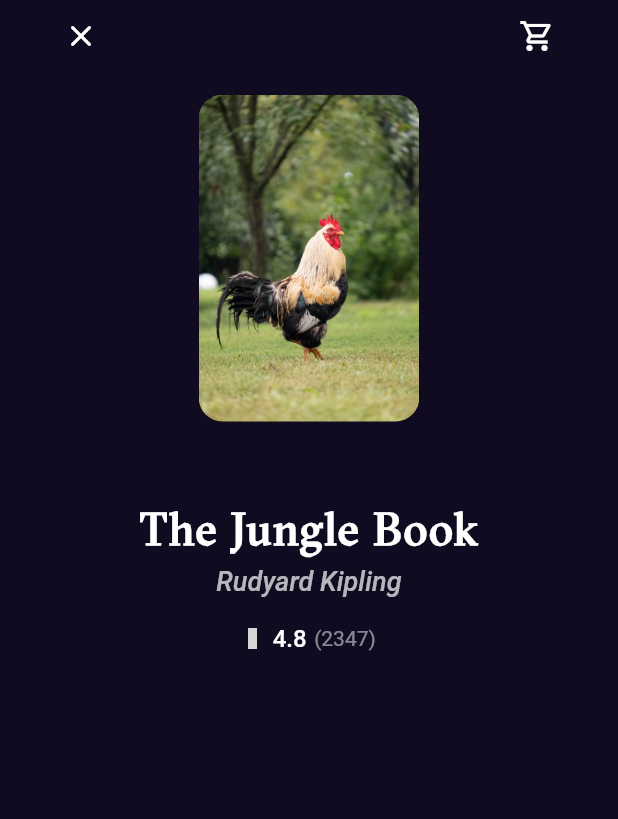
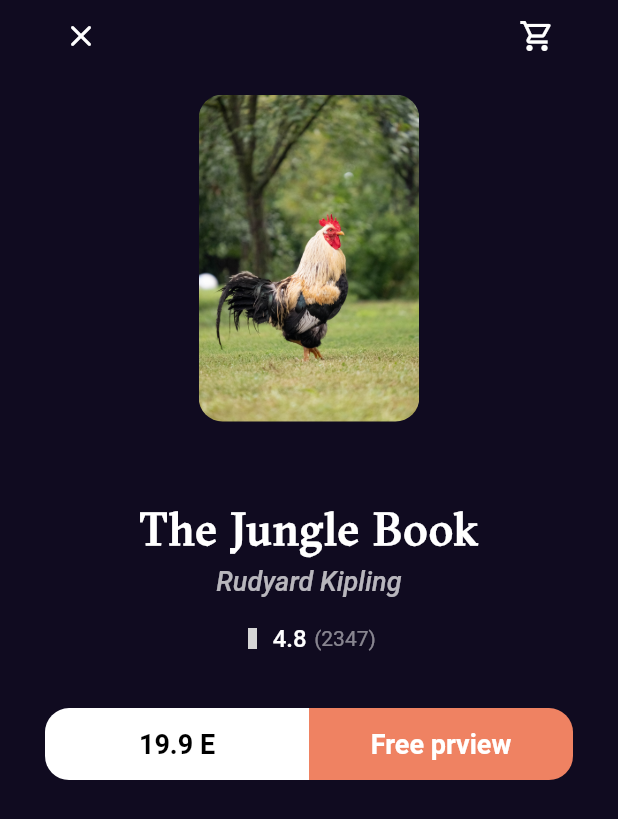
Before and after one commit to MoAli1Ra23/my_bookly, a Flutter app: the BookDetailsView screen opened by its route, on a phone screen of 412 x 824 dp. Shown: the top 819 px of the screen. Run offline on Flutter 3.47's test engine with Material 2 defaults, Android fonts, the phone set to English and light mode, and no system bars; our stand-ins replace go_router, google_fonts; missing offline and left inert: font_awesome_icon_class; grey boxes are pictures that could not be loaded.

Commit message:
BookAction done

```diff
--- a/lib/Features/home/persentation/widgets/book_details_view_body.dart
+++ b/lib/Features/home/persentation/widgets/book_details_view_body.dart
@@ -2,6 +2,7 @@ import 'package:flutter/cupertino.dart';
 import 'package:flutter/material.dart';
 
 import '../../../../core/utils/styles.dart';
+import '../../../../core/widgets/custom_button.dart';
 import 'book_detials_custom_app_bar.dart';
 import 'book_rate.dart';
 import 'custom_book_cover.dart';
@@ -45,11 +46,45 @@ class BookDetailsViewBody extends StatelessWidget {
             const SizedBox(
               height: 18,
             ),
-            const BookRate(mainAxisAlignment: MainAxisAlignment.center,),
-
+            const BookRate(
+              mainAxisAlignment: MainAxisAlignment.center,
+            ),
+            const SizedBox(
+              height: 37,
+            ),
+            const BookAction(),
           ],
         ),
       ),
     );
   }
 }
+
+class BookAction extends StatelessWidget {
+  const BookAction({super.key});
+
+  @override
+  Widget build(BuildContext context) {
+    return const Row(
+      children: [
+        Expanded(
+          child: CustomButton(
+            backgroundColor: Colors.white,
+            textColor: Colors.black,
+            borderRadius: BorderRadius.only(
+                topLeft: Radius.circular(16), bottomLeft: Radius.circular(16)),
+            text: "19.9 E",
+          ),
+        ),
+        Expanded(
+            child: CustomButton(
+          backgroundColor: Color(0xffef8262),
+          textColor: Colors.white,
+          borderRadius: BorderRadius.only(
+              topRight: Radius.circular(16), bottomRight: Radius.circular(16)),
+          text: "Free prview",
+        )),
+      ],
+    );
+  }
+}
--- /dev/null
+++ b/lib/core/widgets/custom_button.dart
@@ -0,0 +1,38 @@
+// ignore_for_file: public_member_api_docs, sort_constructors_first
+import 'package:flutter/material.dart';
+
+import 'package:bookly/core/utils/styles.dart';
+
+class CustomButton extends StatelessWidget {
+  const CustomButton({
+    Key? key,
+    required this.backgroundColor,
+    required this.textColor,
+    this.borderRadius,
+    required this.text,
+    this.fontSize,
+  }) : super(key: key);
+  final Color backgroundColor;
+  final Color textColor;
+  final BorderRadius? borderRadius;
+  final String text;
+  final double?  fontSize;
+  @override
+  Widget build(BuildContext context) {
+    return SizedBox(
+      height: 48,
+      child: TextButton(
+        style: TextButton.styleFrom(
+            backgroundColor: backgroundColor,
+            shape: RoundedRectangleBorder(
+                borderRadius: borderRadius ?? BorderRadius.circular(16))),
+        onPressed: () {},
+        child: Text(
+          text,
+          style: Styles.textStyle18
+              .copyWith(color: textColor, fontWeight: FontWeight.bold, fontSize: fontSize),
+        ),
+      ),
+    );
+  }
+}
```
Also changed, not shown: lib/Features/home/persentation/widgets/book_actions.dart (added, +37 -0 lines).
